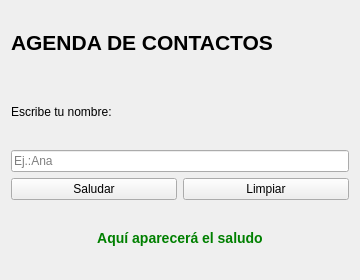
This is clase9/welcome.ui in Nelsi8a/vs-code as Qt 5 draws it before an edit. The edited form follows.
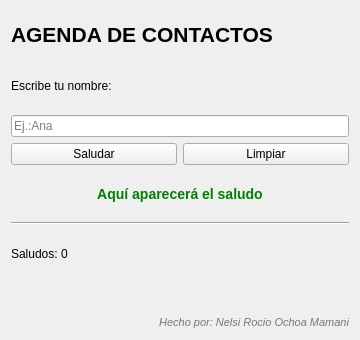
This is the edited form.

Commit message: Corrige contador y validacion de saludos

Patch:
```diff
--- a/clase9/welcome.ui
+++ b/clase9/welcome.ui
@@ -7,7 +7,7 @@
     <x>0</x>
     <y>0</y>
     <width>360</width>
-    <height>280</height>
+    <height>340</height>
    </rect>
   </property>
   <property name="windowTitle">
@@ -90,6 +90,35 @@
      </property>
     </widget>
    </item>
+   <item>
+    <widget class="Line" name="lineSeparador">
+     <property name="orientation">
+      <enum>Qt::Orientation::Horizontal</enum>
+     </property>
+    </widget>
+   </item>
+   <item>
+    <widget class="QLabel" name="lblContador">
+     <property name="text">
+      <string>Saludos: 0</string>
+     </property>
+    </widget>
+   </item>
+   <item>
+    <widget class="QLabel" name="lblAutor">
+     <property name="styleSheet">
+      <string notr="true">color:#777777;
+font-size: 11px;
+font-style: italic;</string>
+     </property>
+     <property name="text">
+      <string>Hecho por: Nelsi Rocio Ochoa Mamani</string>
+     </property>
+     <property name="alignment">
+      <set>Qt::AlignmentFlag::AlignBottom|Qt::AlignmentFlag::AlignRight|Qt::AlignmentFlag::AlignTrailing</set>
+     </property>
+    </widget>
+   </item>
   </layout>
  </widget>
  <tabstops>
```
Left out of the diff: 6 changed lines with no effect on the pictures. The commit also changes 1 other file.
